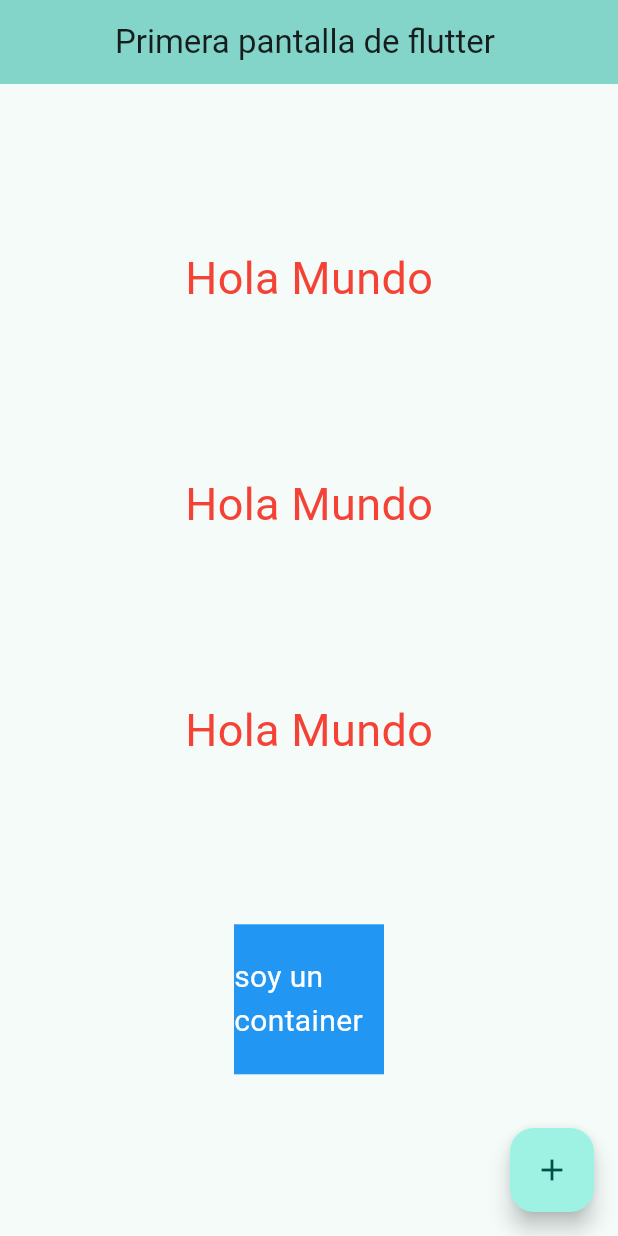
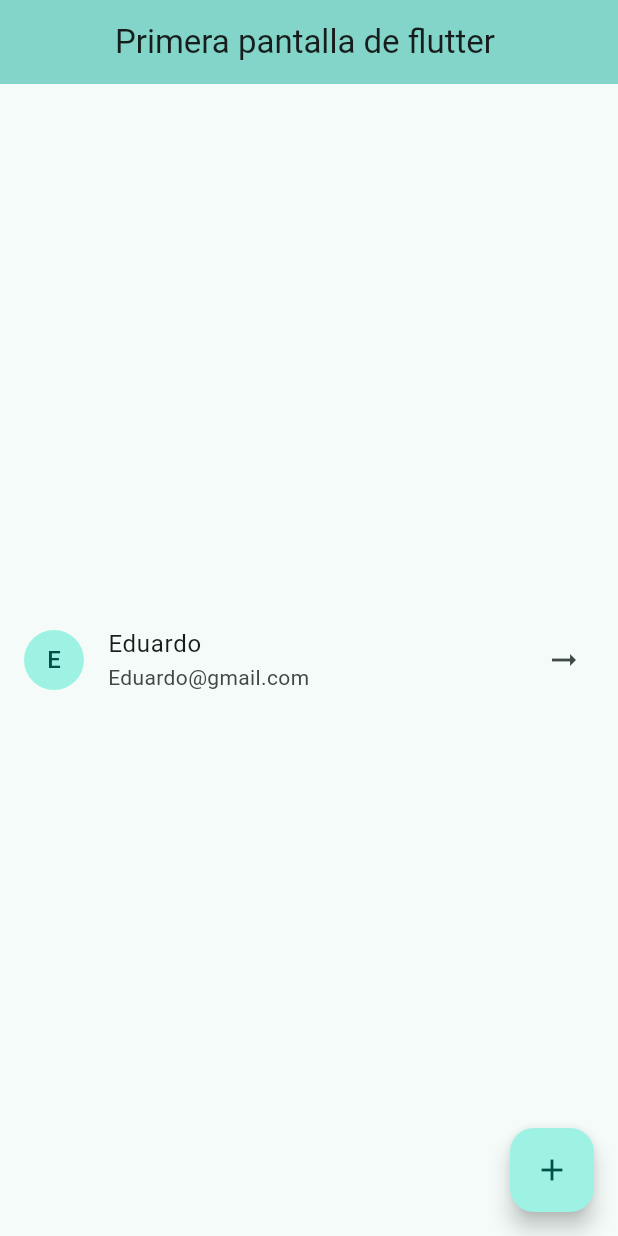
Before and after one commit to isEduardo13/JQ4B-Moviles, a Flutter app: the screen it shows after launch, on a phone screen of 412 x 824 dp. Run offline on Flutter 3.47's test engine with Material 3 defaults, Android fonts, the phone set to English and light mode, and no system bars.

Commit message:
Añadir nuevos widgets y actualizar la estructura de la pantalla principal

```diff
--- a/lib/Unidad_1/practica_1/screens/scaffold.dart
+++ b/lib/Unidad_1/practica_1/screens/scaffold.dart
@@ -1,5 +1,7 @@
 import 'package:flutter/material.dart';
+import 'package:holaflutter/Unidad_1/practica_1/screens/widgets/Ejercicio1.dart';
 import 'package:holaflutter/Unidad_1/practica_1/screens/widgets/columnwidget.dart';
+import 'package:holaflutter/Unidad_1/practica_1/screens/widgets/listTileWidget.dart';
 
 class ScaffoldPrueba extends StatelessWidget {
   const ScaffoldPrueba({super.key});
@@ -14,7 +16,7 @@ class ScaffoldPrueba extends StatelessWidget {
         backgroundColor: Theme.of(context).colorScheme.inversePrimary,
       ),
       body: Center(
-        child: ColumnWidget(),
+        child: ListTileWidget(),
       ),
       floatingActionButton: FloatingActionButton(
         onPressed: () {},
--- a/lib/Unidad_1/practica_1/screens/widgets/columnwidget.dart
+++ b/lib/Unidad_1/practica_1/screens/widgets/columnwidget.dart
@@ -1,5 +1,6 @@
 import 'package:flutter/material.dart';
 import 'package:holaflutter/Unidad_1/practica_1/screens/widgets/container_widget.dart';
+import 'package:holaflutter/Unidad_1/practica_1/screens/widgets/rowwidget.dart';
 
 class ColumnWidget extends StatelessWidget {
   const ColumnWidget({super.key});
@@ -7,30 +8,12 @@ class ColumnWidget extends StatelessWidget {
   @override
   Widget build(BuildContext context) {
     return Column(
-      mainAxisAlignment: MainAxisAlignment.spaceEvenly,
       children: [
-        Text(
-          'Hola Mundo',
-          style: TextStyle(
-            fontSize: 30,
-            color: Colors.red,
-          ),
-        ),
-        Text(
-          'Hola Mundo',
-          style: TextStyle(
-            fontSize: 30,
-            color: Colors.red,
-          ),
-        ),
-        Text(
-          'Hola Mundo',
-          style: TextStyle(
-            fontSize: 30,
-            color: Colors.red,
-          ),
-        ),
-        ContainerWidget(),
+        // ContainerWidget(
+        //   fondo: Colors.deepOrange.shade300,
+        //   texto: "Hola mundooooo",
+        // ),
+        rowWidget()
       ],
     );
   }
--- a/lib/Unidad_1/practica_1/screens/widgets/container_widget.dart
+++ b/lib/Unidad_1/practica_1/screens/widgets/container_widget.dart
@@ -1,21 +1,17 @@
 import 'package:flutter/material.dart';
 
 class ContainerWidget extends StatelessWidget {
-  const ContainerWidget({super.key});
+  final Color fondo;
+  final String texto;
+  const ContainerWidget({super.key, required this.fondo, required this.texto});
   @override
   Widget build(BuildContext context) {
     return Container(
-      color: Colors.blue,
+      color: fondo,
       width: 100,
       height: 100,
       child: Center(
-        child: Text(
-          'soy un container',
-          style: TextStyle(
-            color: Colors.white,
-            fontSize: 20,
-          ),
-        ),
+        child: Text(texto),
       ),
     );
   }
--- /dev/null
+++ b/lib/Unidad_1/practica_1/screens/widgets/listTileWidget.dart
@@ -0,0 +1,19 @@
+import 'package:flutter/material.dart';
+
+class ListTileWidget extends StatelessWidget {
+  const ListTileWidget({super.key});
+
+  @override
+  Widget build(BuildContext context) {
+    return Center(
+      child: ListTile(
+        leading: CircleAvatar(
+          child: Text("E"),
+        ),
+        title: Text("Eduardo"),
+        subtitle: Text("Eduardo@gmail.com"),
+        trailing: Icon(Icons.arrow_right_alt_sharp),
+      ),
+    );
+  }
+}
```
Also changed, not shown: lib/Unidad_1/practica_1/screens/widgets/Ejercicio1.dart (added, +47 -0 lines), lib/Unidad_1/practica_1/screens/widgets/rowwidget.dart (added, +37 -0 lines), 1 other file.
